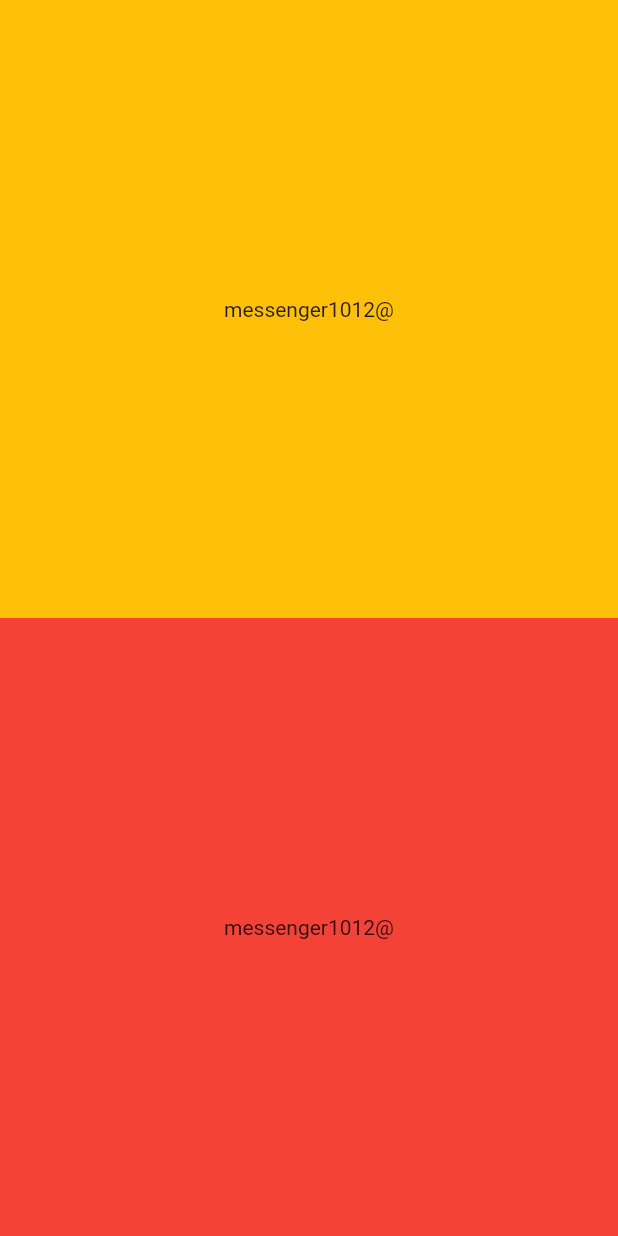
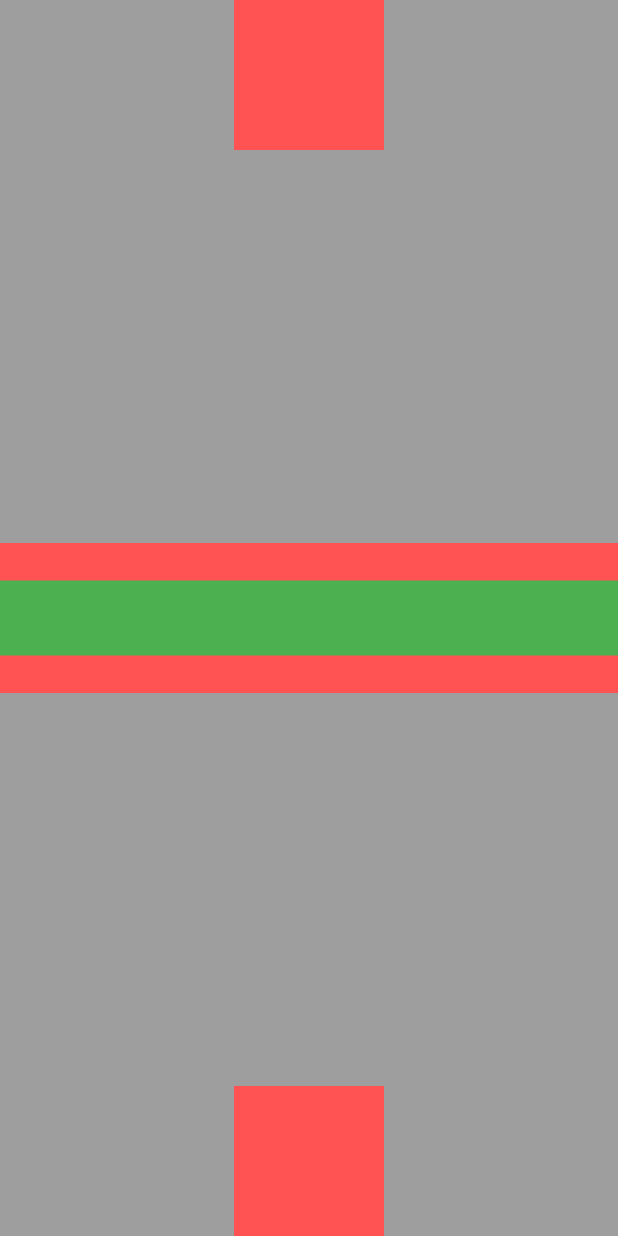
Before and after one commit to imessenger98/flutter-tutorials, a Flutter app: the screen it shows after launch, on a phone screen of 412 x 824 dp. Run offline on Flutter 3.47's test engine with Material 2 defaults, Android fonts, the phone set to English and light mode, and no system bars.

Commit message:
stack-widget-part-1

```diff
--- a/lib/app.dart
+++ b/lib/app.dart
@@ -1,12 +1,12 @@
 import 'package:flutter/material.dart';
-import './widgets/MultiChildLayout.dart';
+import './widgets/stackwidget.dart';
 
 class App extends StatelessWidget {
   @override
   Widget build(BuildContext context) {
     return MaterialApp(
         home: Scaffold(
-      body: MultiChildLayouts(),
+      body: StackWidgets(),
     ));
   }
 }
--- /dev/null
+++ b/lib/widgets/stackWidget.dart
@@ -0,0 +1,50 @@
+import 'package:flutter/material.dart';
+
+class StackWidgets extends StatelessWidget {
+  @override
+  Widget build(BuildContext context) {
+    return Container(
+      width: MediaQuery.of(context).size.width,
+      height: MediaQuery.of(context).size.height,
+      color: Colors.grey,
+      child: Stack(
+        textDirection: TextDirection.rtl,
+        alignment: Alignment.bottomCenter,
+        children: <Widget>[
+          Align(
+            alignment: Alignment.bottomCenter,
+            child: Container(
+              width: 100,
+              height: 100,
+              color: Colors.redAccent,
+            ),
+          ),
+          Align(
+            alignment: Alignment.topCenter,
+            child: Container(
+              width: 100,
+              height: 100,
+              color: Colors.redAccent,
+            ),
+          ),
+          Align(
+            alignment: Alignment.centerLeft,
+            child: Container(
+              width: MediaQuery.of(context).size.width,
+              height: 100,
+              color: Colors.redAccent,
+            ),
+          ),
+          Align(
+            alignment: Alignment.centerLeft,
+            child: Container(
+              width: MediaQuery.of(context).size.width,
+              height: 50,
+              color: Colors.green,
+            ),
+          ),
+        ],
+      ),
+    );
+  }
+}
```
